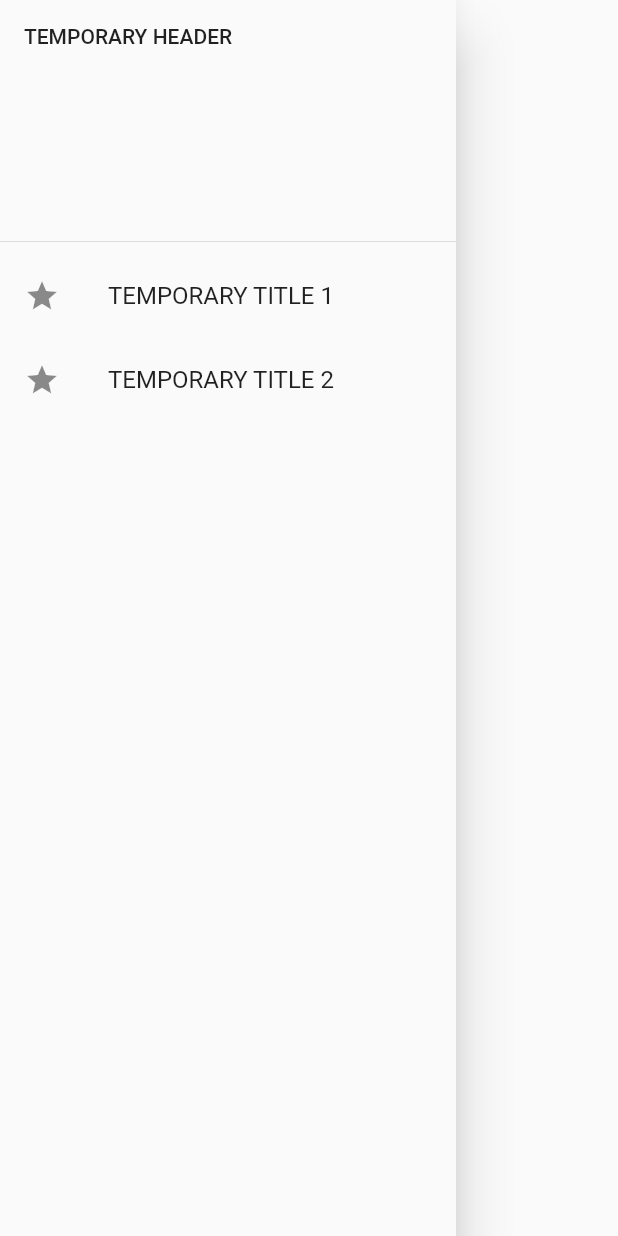
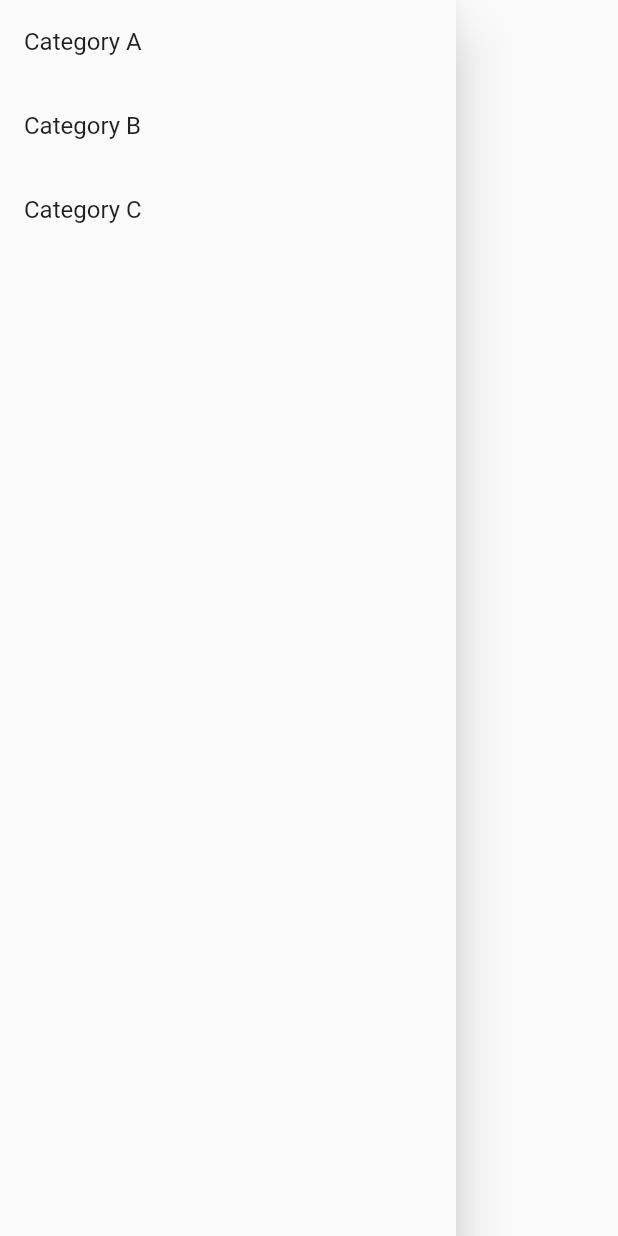
Before and after one commit to McDoogen/spellbook, a Flutter app: the RecipeCategoryList widget shown alone on an empty page, opened directly, on a phone screen of 412 x 824 dp. Run offline on Flutter 3.47's test engine with Material 2 defaults, Android fonts, the light colour scheme and no system bars; our stand-ins replace sqflite; accounts and stored records are empty.

Commit message:
some progress on category list

```diff
--- a/lib/main.dart
+++ b/lib/main.dart
@@ -61,6 +61,9 @@
 
 class _RecipeCategoryListState extends State<RecipeCategoryList> {
   late RecipeDatabaseHandler dbHandler;
+
+  final List<String> entries = <String>['A', 'B', 'C'];
+
   @override
   void initState() {
     super.initState();
@@ -68,30 +71,44 @@
     dbHandler.initializeDB().whenComplete(() async {
       setState(() {});
     });
+    //TODO:DS: Get Categories HERE, and set it to entries! Yes!
+    //TODO:DS: we will need to add a dbHandler.getCategoryList()
   }
 
   @override
   Widget build(BuildContext context) {
     return Drawer(
-      child: ListView(children: [
-        const DrawerHeader(child: Text('TEMPORARY HEADER')),
-        ListTile(
-            leading: const Icon(Icons.star),
-            title: const Text('TEMPORARY TITLE 1'),
-            onTap: () {
-              Provider.of<SelectedCategory>(context, listen: false)
-                  .setCategory('Category 1');
-              Navigator.pop(context);
-            }),
-        ListTile(
-            leading: const Icon(Icons.star),
-            title: const Text('TEMPORARY TITLE 2'),
-            onTap: () {
-              Provider.of<SelectedCategory>(context, listen: false)
-                  .setCategory('Category 2');
-              Navigator.pop(context);
-            }),
-      ]),
+      child: ListView.builder(
+        itemCount: entries.length,
+        itemBuilder: ((context, index) {
+          return ListTile(
+              title: Text("Category ${entries[index]}"),
+              onTap: () {
+                Provider.of<SelectedCategory>(context, listen: false)
+                    .setCategory(entries[index]);
+                Navigator.pop(context);
+              });
+        }),
+      ),
+      // child: ListView(children: [
+      //   const DrawerHeader(child: Text('TEMPORARY HEADER')),
+      //   ListTile(
+      //       leading: const Icon(Icons.star),
+      //       title: const Text('TEMPORARY TITLE 1'),
+      //       onTap: () {
+      //         Provider.of<SelectedCategory>(context, listen: false)
+      //             .setCategory('Category 1');
+      //         Navigator.pop(context);
+      //       }),
+      //   ListTile(
+      //       leading: const Icon(Icons.star),
+      //       title: const Text('TEMPORARY TITLE 2'),
+      //       onTap: () {
+      //         Provider.of<SelectedCategory>(context, listen: false)
+      //             .setCategory('Category 2');
+      //         Navigator.pop(context);
+      //       }),
+      // ]),
     );
   }
 }
```
